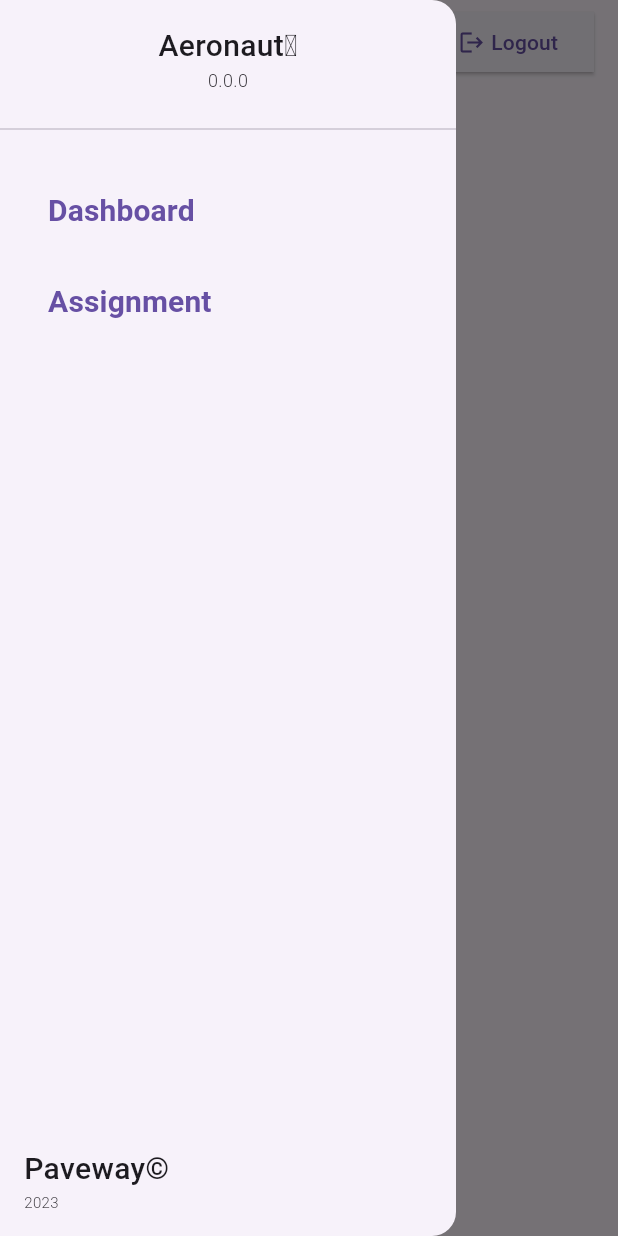
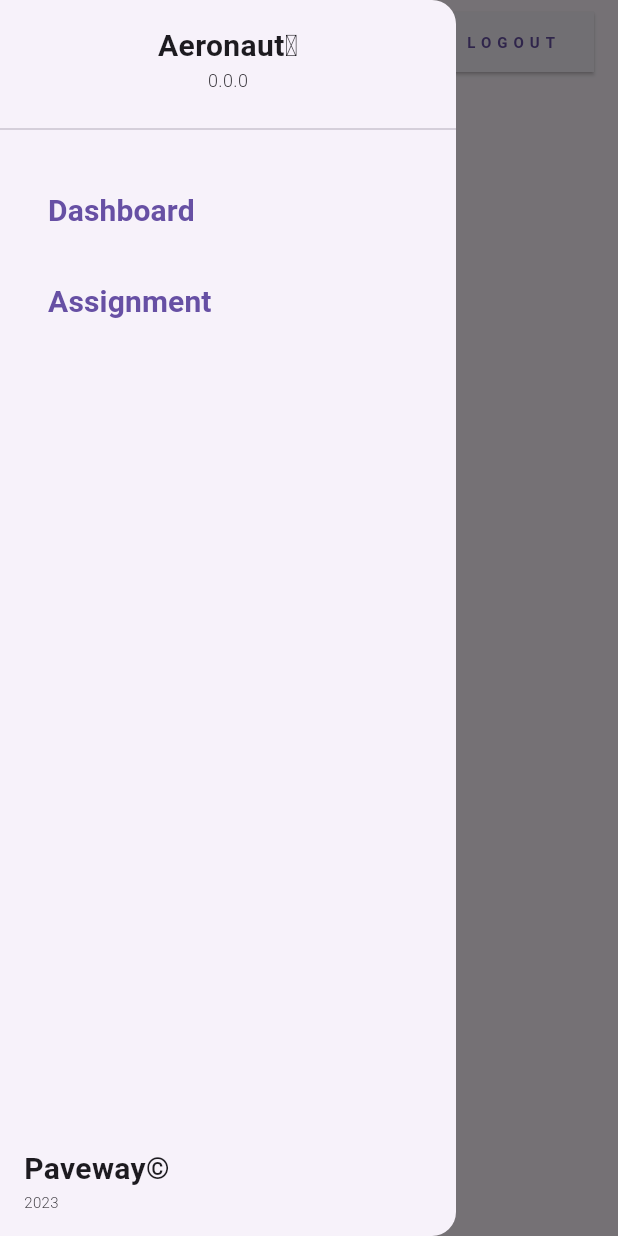
Before and after one commit to seliis/xpa, a Flutter app: the screen it shows after launch, with the side drawer open, on a phone screen of 412 x 824 dp. Run offline on Flutter 3.47's test engine with Material 2 defaults, Android fonts, the phone set to English and light mode, and no system bars; our stand-ins replace flutter_riverpod; Roboto replaces fonts that are missing (NanumSquareNeo).

Commit message:
USING CUSTOM FONT AND MINOR FIXES

```diff
--- a/lib/main.dart
+++ b/lib/main.dart
@@ -9,6 +9,7 @@ void main() {
         debugShowCheckedModeBanner: false,
         theme: ThemeData(
           useMaterial3: true,
+          fontFamily: "NanumSquareNeo",
         ),
         home: const Frame(),
       ),
--- a/lib/view/frame/appbar.dart
+++ b/lib/view/frame/appbar.dart
@@ -14,19 +14,19 @@ class FrameAppBar extends ConsumerWidget implements PreferredSizeWidget {
         crossAxisAlignment: CrossAxisAlignment.start,
         children: const [
           Text(
-            "Ahri Kim",
+            "KIM AHRI",
             style: TextStyle(
-              fontWeight: FontWeight.w300,
-              fontSize: 16,
+              fontWeight: FontWeight.w500,
+              fontSize: 14,
             ),
           ),
           SizedBox(
-            height: 4,
+            height: 2,
           ),
           Text(
-            "Mechanic",
+            "BOEING 777-300ER AIRFRAME MECHANIC",
             style: TextStyle(
-              fontWeight: FontWeight.w700,
+              fontWeight: FontWeight.w400,
               fontSize: 10,
             ),
           ),
@@ -46,7 +46,14 @@ class FrameAppBar extends ConsumerWidget implements PreferredSizeWidget {
             SizedBox(
               width: 4,
             ),
-            Text("Logout"),
+            Text(
+              "LOGOUT",
+              style: TextStyle(
+                fontWeight: FontWeight.w700,
+                letterSpacing: 4,
+                fontSize: 10,
+              ),
+            ),
           ],
         ),
       );
--- a/lib/view/frame/drawer.dart
+++ b/lib/view/frame/drawer.dart
@@ -18,7 +18,7 @@ class FrameDrawer extends ConsumerWidget {
             Text(
               "Aeronaut\u2120",
               style: TextStyle(
-                fontWeight: FontWeight.w500,
+                fontWeight: FontWeight.w700,
                 fontSize: 20,
               ),
             ),
@@ -41,6 +41,7 @@ class FrameDrawer extends ConsumerWidget {
         ),
         onPressed: () {
           ref.read(screenProvider.notifier).state = screenPage;
+          Navigator.pop(context);
         },
         child: Text(
           "${screenPage.name[0].toUpperCase()}${screenPage.name.substring(1).toLowerCase()}",
@@ -76,7 +77,7 @@ class FrameDrawer extends ConsumerWidget {
             Text(
               "Paveway\u00A9",
               style: TextStyle(
-                fontWeight: FontWeight.w500,
+                fontWeight: FontWeight.w700,
                 fontSize: 20,
               ),
             ),
```
Also changed, not shown: pubspec.yaml (+14 -0 lines), 5 other files.
